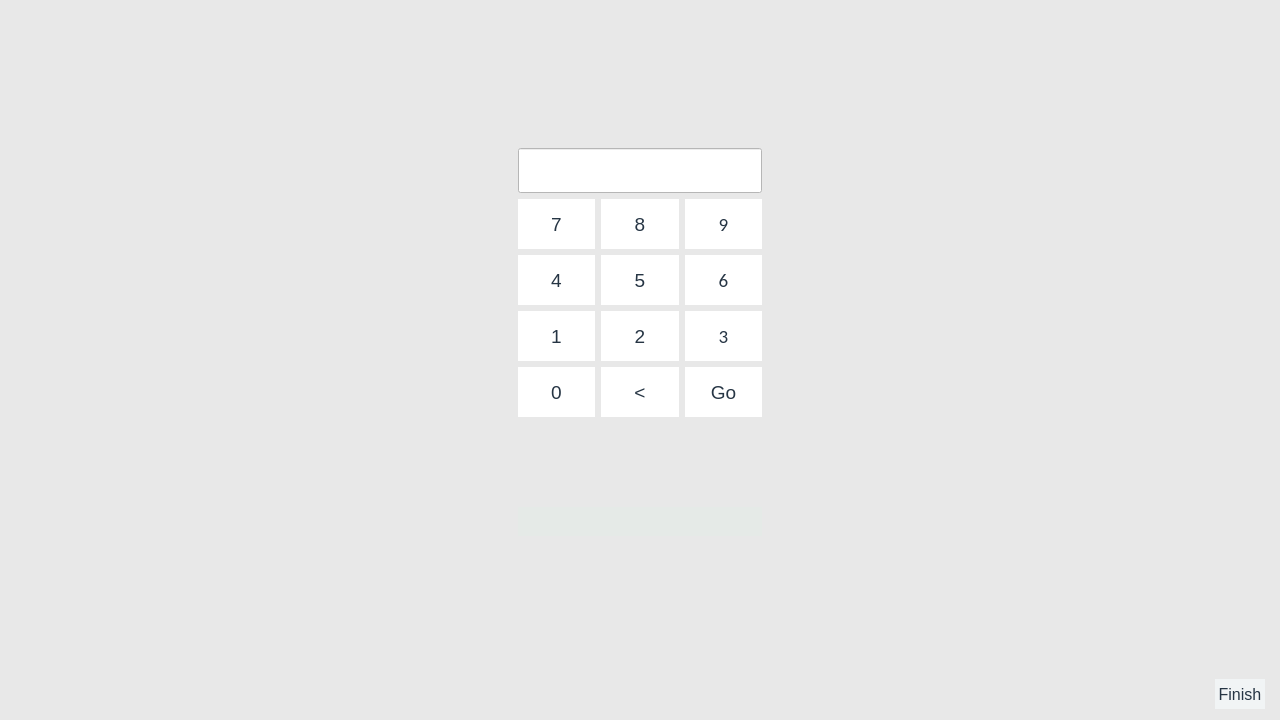
Old version of the form Source/Time-Track/mainform.ui in the repository joshuawootonn/time-track.
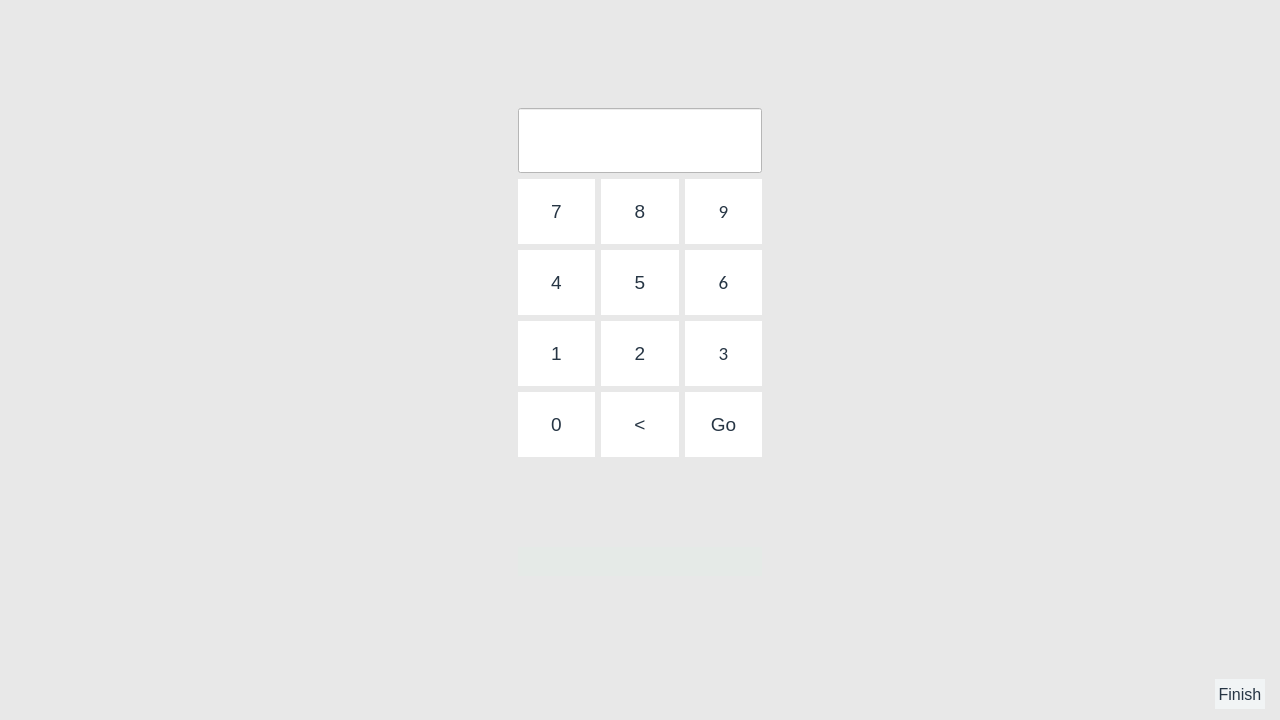
New version of the form. The open tabs and pages were chosen to show the change.

```diff
--- a/Source/Time-Track/mainform.ui
+++ b/Source/Time-Track/mainform.ui
@@ -224,8 +224,8 @@
               <widget class="QPushButton" name="Login8">
                <property name="minimumSize">
                 <size>
-                 <width>50</width>
-                 <height>50</height>
+                 <width>65</width>
+                 <height>65</height>
                 </size>
                </property>
                <property name="text">
@@ -237,8 +237,8 @@
               <widget class="QPushButton" name="Login2">
                <property name="minimumSize">
                 <size>
-                 <width>50</width>
-                 <height>50</height>
+                 <width>65</width>
+                 <height>65</height>
                 </size>
                </property>
                <property name="text">
@@ -250,8 +250,8 @@
               <widget class="QPushButton" name="Login4">
                <property name="minimumSize">
                 <size>
-                 <width>50</width>
-                 <height>50</height>
+                 <width>65</width>
+                 <height>65</height>
                 </size>
                </property>
                <property name="text">
@@ -263,8 +263,8 @@
               <widget class="QPushButton" name="Login7">
                <property name="minimumSize">
                 <size>
-                 <width>50</width>
-                 <height>50</height>
+                 <width>65</width>
+                 <height>65</height>
                 </size>
                </property>
                <property name="text">
@@ -276,8 +276,8 @@
               <widget class="QPushButton" name="Login6">
                <property name="minimumSize">
                 <size>
-                 <width>50</width>
-                 <height>50</height>
+                 <width>65</width>
+                 <height>65</height>
                 </size>
                </property>
                <property name="font">
@@ -295,8 +295,8 @@
               <widget class="QPushButton" name="Login5">
                <property name="minimumSize">
                 <size>
-                 <width>50</width>
-                 <height>50</height>
+                 <width>65</width>
+                 <height>65</height>
                 </size>
                </property>
                <property name="text">
@@ -308,8 +308,8 @@
               <widget class="QPushButton" name="Login1">
                <property name="minimumSize">
                 <size>
-                 <width>50</width>
-                 <height>50</height>
+                 <width>65</width>
+                 <height>65</height>
                 </size>
                </property>
                <property name="text">
@@ -321,8 +321,8 @@
               <widget class="QPushButton" name="Login9">
                <property name="minimumSize">
                 <size>
-                 <width>50</width>
-                 <height>50</height>
+                 <width>65</width>
+                 <height>65</height>
                 </size>
                </property>
                <property name="font">
@@ -340,8 +340,8 @@
               <widget class="QPushButton" name="Login0">
                <property name="minimumSize">
                 <size>
-                 <width>50</width>
-                 <height>50</height>
+                 <width>65</width>
+                 <height>65</height>
                 </size>
                </property>
                <property name="text">
@@ -353,8 +353,8 @@
               <widget class="QPushButton" name="LoginBack">
                <property name="minimumSize">
                 <size>
-                 <width>50</width>
-                 <height>50</height>
+                 <width>65</width>
+                 <height>65</height>
                 </size>
                </property>
                <property name="text">
@@ -366,8 +366,8 @@
               <widget class="QPushButton" name="Login3">
                <property name="minimumSize">
                 <size>
-                 <width>50</width>
-                 <height>50</height>
+                 <width>65</width>
+                 <height>65</height>
                 </size>
                </property>
                <property name="font">
@@ -385,8 +385,8 @@
               <widget class="QPushButton" name="LoginGo">
                <property name="minimumSize">
                 <size>
-                 <width>50</width>
-                 <height>50</height>
+                 <width>65</width>
+                 <height>65</height>
                 </size>
                </property>
                <property name="text">
@@ -424,7 +424,7 @@
               <property name="minimumSize">
                <size>
                 <width>0</width>
-                <height>45</height>
+                <height>65</height>
                </size>
               </property>
               <property name="font">
```
Left out of the diff: 4 changed lines with no effect on the pictures.
